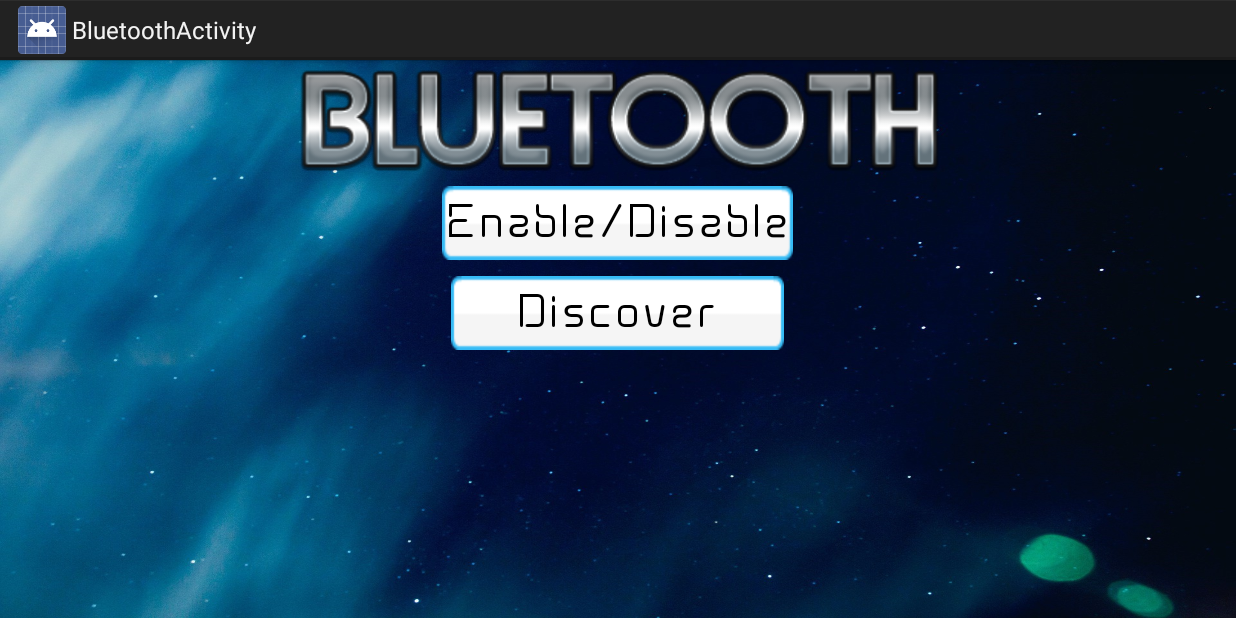
After one commit to MojtabaHafezi/SpaceShooter2D, an Android app: the BluetoothActivity screen opened directly, with no data from a screen before it, on a phone screen of 824 x 412 dp (held sideways). The commit adds this screen. Run offline under Robolectric (Android 15) with nearby library versions, the phone set to English and light mode, and no system bars.

Commit message:
Add: Bluetooth activity since the connection is a complex process
* Added own activity with layout
* Set up all required buttons and ready for listeners
* Layout has scaling already through the weight attribute
* Bluetooth can be activated and new devices can be discovered, connection is still required to finish

```diff
--- a/app/build.gradle
+++ b/app/build.gradle
@@ -4,7 +4,7 @@ android {
     compileSdkVersion 26
     defaultConfig {
         applicationId "com.hafezi.games.spaceshooter2d"
-        minSdkVersion 16
+        minSdkVersion 18
         targetSdkVersion 26
         versionCode 1
         versionName "1.0"
--- /dev/null
+++ b/app/src/main/java/com/hafezi/games/spaceshooter2d/BluetoothActivity.java
@@ -0,0 +1,175 @@
+package com.hafezi.games.spaceshooter2d;
+
+import android.Manifest;
+import android.bluetooth.BluetoothAdapter;
+import android.bluetooth.BluetoothDevice;
+import android.content.BroadcastReceiver;
+import android.content.Context;
+import android.content.Intent;
+import android.content.IntentFilter;
+import android.os.Build;
+import android.os.Bundle;
+import android.app.Activity;
+import android.util.Log;
+import android.view.KeyEvent;
+
+import java.util.ArrayList;
+import java.util.Set;
+
+public class BluetoothActivity extends Activity {
+
+    private SoundManager soundManager;
+    //bluetooth
+    private BluetoothAdapter bluetoothAdapter;
+    private Set<BluetoothDevice> pairedDevices;
+    public ArrayList<BluetoothDevice> bluetoothDevices = new ArrayList<>();
+
+    @Override
+    protected void onCreate(Bundle savedInstanceState) {
+        super.onCreate(savedInstanceState);
+        setContentView(R.layout.activity_bluetooth);
+
+        soundManager = SoundManager.getInstance(this);
+        soundManager.playMusic();
+
+        //BLUETOOTH settings
+        bluetoothAdapter = BluetoothAdapter.getDefaultAdapter();
+        bluetoothDevices = new ArrayList<>();
+
+        //Broadcast when pairing status changes
+        IntentFilter intentFilter = new IntentFilter(BluetoothDevice.ACTION_BOND_STATE_CHANGED);
+        registerReceiver(broadCastPairing, intentFilter);
+
+
+    }
+
+    // If the player hits the back button, quit the app
+    public boolean onKeyDown(int keyCode, KeyEvent event) {
+        if (keyCode == KeyEvent.KEYCODE_BACK) {
+            unregisterReceiver();
+            finish();
+            return true;
+        }
+        return false;
+    }
+
+
+
+    @Override
+    protected void onStart() {
+        super.onStart();
+    }
+
+    @Override
+    protected void onPause() {
+        super.onPause();
+        soundManager.stopMusic();
+    }
+
+    @Override
+    protected void onResume() {
+        super.onResume();
+        soundManager.playMusic();
+    }
+
+    private void activateBluetooth() {
+        Log.e("MAIN", "WORKS TILL HERE");
+        //if device supports bluetooth -> activate if not already on
+        if (!(bluetoothAdapter == null)) {
+            if (!bluetoothAdapter.isEnabled()) {
+                Intent turnOn = new Intent(BluetoothAdapter.ACTION_REQUEST_ENABLE);
+                startActivityForResult(turnOn, 0);
+            }
+
+            //get paired device
+            pairedDevices = bluetoothAdapter.getBondedDevices();
+            for (BluetoothDevice bluetoothDevice : pairedDevices) {
+                Log.e("DEVICE:", bluetoothDevice.getName());
+            }
+        }
+    }
+
+
+    private void discoverDevices() {
+        if (bluetoothAdapter.isDiscovering()) {
+            //if it is already discovering - cancel and restart
+            bluetoothAdapter.cancelDiscovery();
+            //checkPermission();
+
+            bluetoothAdapter.startDiscovery();
+            IntentFilter discoverDevicesIntent = new IntentFilter(BluetoothDevice.ACTION_FOUND);
+            registerReceiver(broadCastDiscovery, discoverDevicesIntent);
+        }
+        if (!bluetoothAdapter.isDiscovering()) {
+            //checkPermission();
+
+            bluetoothAdapter.startDiscovery();
+            IntentFilter discoverDevicesIntent = new IntentFilter(BluetoothDevice.ACTION_FOUND);
+            registerReceiver(broadCastDiscovery, discoverDevicesIntent);
+        }
+    }
+
+
+    private void checkPermission() {
+        //check for bluetooth permission in the manifest
+        if (Build.VERSION.SDK_INT > Build.VERSION_CODES.LOLLIPOP) {
+            int permissionCheck = this.checkSelfPermission("Manifest.permission.ACCESS_FINE_LOCATION");
+            permissionCheck += this.checkSelfPermission("Manifest.permission.ACCESS_COARSE_LOCATION");
+            if (permissionCheck != 0) {
+
+                this.requestPermissions(new String[]{Manifest.permission.ACCESS_FINE_LOCATION, Manifest.permission.ACCESS_COARSE_LOCATION}, 1001); //Any number
+            }
+        } else {
+            Log.d("Main", "checkBTPermissions: No need to check permissions. SDK version < LOLLIPOP.");
+        }
+    }
+
+    private void unregisterReceiver() {
+        unregisterReceiver(broadCastDiscovery);
+        unregisterReceiver(broadCastPairing);
+    }
+
+    /**
+     * Broadcast Receiver for the BT discovery
+     */
+    private final BroadcastReceiver broadCastDiscovery = new BroadcastReceiver() {
+        @Override
+        public void onReceive(Context context, Intent intent) {
+            final String action = intent.getAction();
+
+            if (action.equals(BluetoothDevice.ACTION_FOUND)) {
+                BluetoothDevice device = intent.getParcelableExtra(BluetoothDevice.EXTRA_DEVICE);
+                bluetoothDevices.add(device);
+                Log.d("MAIN", "onReceive: " + device.getName() + ": " + device.getAddress());
+            }
+        }
+    };
+
+    /**
+     * Broadcast Receiver that detects bond state changes (Pairing status changes)
+     */
+    private final BroadcastReceiver broadCastPairing = new BroadcastReceiver() {
+        @Override
+        public void onReceive(Context context, Intent intent) {
+            final String action = intent.getAction();
+
+            if (action.equals(BluetoothDevice.ACTION_BOND_STATE_CHANGED)) {
+                BluetoothDevice bluetoothDevice = intent.getParcelableExtra(BluetoothDevice.EXTRA_DEVICE);
+                //3 cases:
+                //case1: bonded already
+                if (bluetoothDevice.getBondState() == BluetoothDevice.BOND_BONDED) {
+                    Log.e("MAIN", "Broadcast: CREATED BOND");
+                }
+                //case2: creating a bone
+                if (bluetoothDevice.getBondState() == BluetoothDevice.BOND_BONDING) {
+                    Log.e("MAIN", "Broadcast: CREATING BOND");
+                }
+                //case3: breaking a bond
+                if (bluetoothDevice.getBondState() == BluetoothDevice.BOND_NONE) {
+                    Log.e("MAIN", "Broadcast: BROKEN BOND");
+                }
+            }
+        }
+    };
+
+}
--- /dev/null
+++ b/app/src/main/res/layout/activity_bluetooth.xml
@@ -0,0 +1,55 @@
+<?xml version="1.0" encoding="utf-8"?>
+<android.widget.RelativeLayout xmlns:android="http://schemas.android.com/apk/res/android"
+    xmlns:app="http://schemas.android.com/apk/res-auto"
+    xmlns:tools="http://schemas.android.com/tools"
+    android:layout_width="match_parent"
+    android:layout_height="match_parent"
+    android:background="@drawable/background2"
+    tools:context="com.hafezi.games.spaceshooter2d.BluetoothActivity">
+
+    <LinearLayout
+        android:layout_width="fill_parent"
+        android:layout_height="fill_parent"
+        android:orientation="vertical">
+
+        <ImageView
+            android:id="@+id/imageView5"
+            android:layout_weight="1"
+            android:layout_gravity="center"
+            android:layout_width="match_parent"
+            android:layout_height="wrap_content"
+            android:src="@drawable/bluetooth" />
+
+        <Button
+            android:id="@+id/activateButton"
+            android:layout_width="wrap_content"
+            android:layout_height="wrap_content"
+            android:layout_gravity="center"
+            android:layout_margin="5dp"
+            android:layout_weight="1"
+            android:background="@drawable/blue_button"
+            android:fontFamily="@font/space"
+            android:padding="2dp"
+            android:text="@string/activateText"
+            android:textSize="36sp" />
+
+        <Button
+            android:id="@+id/discoverButton"
+            android:layout_width="wrap_content"
+            android:layout_height="wrap_content"
+            android:layout_gravity="center"
+            android:layout_margin="5dp"
+            android:layout_weight="1"
+            android:background="@drawable/blue_button"
+            android:fontFamily="@font/space"
+            android:text="@string/discoverText"
+            android:textSize="36sp" />
+
+        <ListView
+            android:id="@+id/listView"
+            android:layout_width="wrap_content"
+            android:layout_height="wrap_content"
+            android:layout_gravity="center"
+            android:layout_weight="100" />
+    </LinearLayout>
+</android.widget.RelativeLayout>
--- a/app/src/main/res/layout/activity_main.xml
+++ b/app/src/main/res/layout/activity_main.xml
@@ -6,6 +6,7 @@
     android:layout_height="match_parent"
     android:background="@drawable/background"
     tools:context="com.hafezi.games.spaceshooter2d.MainActivity">
+
 
     <LinearLayout
         android:layout_width="fill_parent"
@@ -80,7 +81,12 @@
                 android:text="@string/exitText"
                 android:textColor="@android:color/black"
                 android:textSize="35sp" />
+
         </LinearLayout>
+
     </LinearLayout>
 
+
+
+
 </android.widget.RelativeLayout>
--- a/app/src/main/res/values/strings.xml
+++ b/app/src/main/res/values/strings.xml
@@ -7,4 +7,8 @@
     <string name="optionText">Options</string>
     <string name="enableText">Enabled</string>
     <string name="disabledText">Disabled</string>
+    <string name="title_activity_bluetooth">BluetoothActivity</string>
+    <string name="bluetoothText">Bluetooth</string>
+    <string name="activateText">Enable/Disable</string>
+    <string name="discoverText">Discover</string>
 </resources>
```
Also changed, not shown: app/src/main/AndroidManifest.xml (+8 -3 lines), app/src/main/java/com/hafezi/games/spaceshooter2d/MainActivity.java (+15 -21 lines), app/src/main/java/com/hafezi/games/spaceshooter2d/OptionsActivity.java (+16 -1 lines), app/src/main/res/layout/activity_options.xml (+20 -1 lines), app/src/main/res/drawable-v24/bluetooth.png (added).
